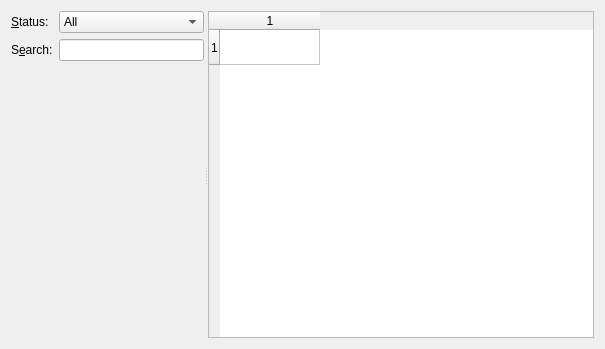
First picture: the form in wpmcpp/mainframe.ui, repository npackd/npackd, before the edit.
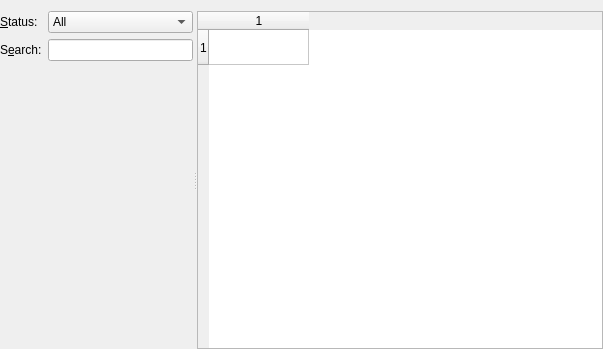
Second picture: the form after the edit.

Patch:
```diff
--- a/wpmcpp/mainframe.ui
+++ b/wpmcpp/mainframe.ui
@@ -23,6 +23,18 @@
    <number>0</number>
   </property>
   <layout class="QVBoxLayout" name="verticalLayout">
+   <property name="leftMargin">
+    <number>0</number>
+   </property>
+   <property name="topMargin">
+    <number>11</number>
+   </property>
+   <property name="rightMargin">
+    <number>0</number>
+   </property>
+   <property name="bottomMargin">
+    <number>0</number>
+   </property>
    <item>
     <widget class="QSplitter" name="splitter">
      <property name="sizePolicy">
```
